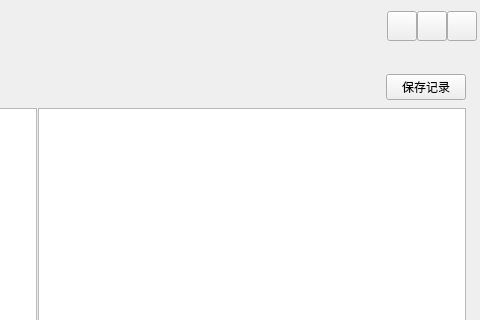
Before: the Qt Designer form widget.ui in MCreatorD/airlistion, drawn with Qt 5; both pictures show x 406 to 886 and y 0 to 320 of the 886 by 583 pixel window.
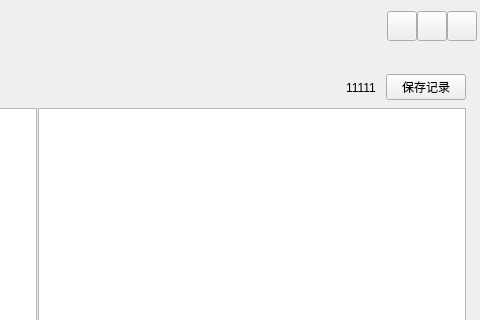
After: the same form once the commit is applied. Icons and pictures are not drawn.

```diff
--- a/widget.ui
+++ b/widget.ui
@@ -444,6 +444,13 @@
             </property>
            </spacer>
           </item>
+          <item>
+           <widget class="QLabel" name="sysTimeLab">
+            <property name="text">
+             <string>11111</string>
+            </property>
+           </widget>
+          </item>
           <item>
            <widget class="QPushButton" name="btnSave">
             <property name="text">
```
